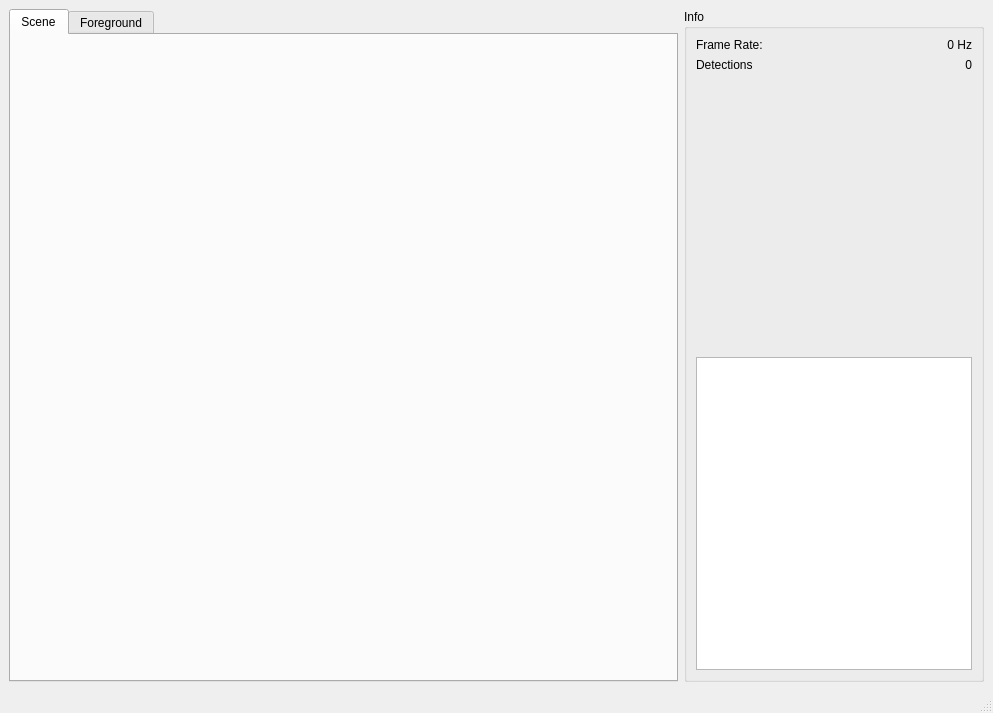
The window that branches/experimental/stacks/bwi/camera_person_detector/include/ui/DetectorViewer.ui (pesantacruz/utexas-ros-pkg) describes before a commit, drawn with Qt 5.
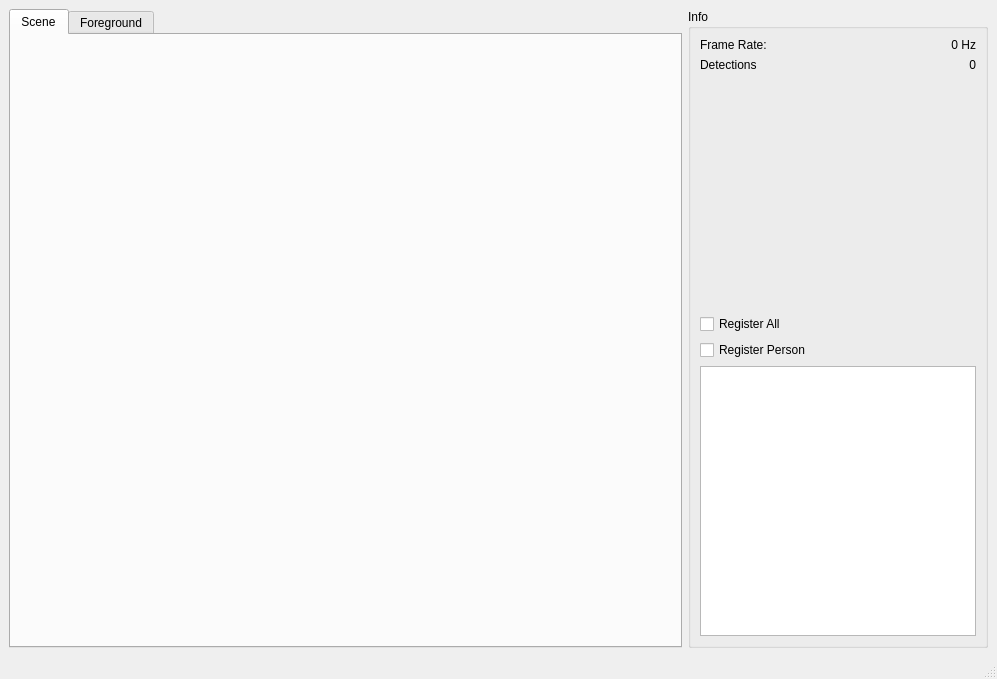
The same window after the commit. Custom widgets are drawn as their Qt base class.

Commit message: Added registration support for the person detector.

The edit to the form file:
```diff
--- a/branches/experimental/stacks/bwi/camera_person_detector/include/ui/DetectorViewer.ui
+++ b/branches/experimental/stacks/bwi/camera_person_detector/include/ui/DetectorViewer.ui
@@ -6,8 +6,8 @@
    <rect>
     <x>0</x>
     <y>0</y>
-    <width>993</width>
-    <height>713</height>
+    <width>997</width>
+    <height>679</height>
    </rect>
   </property>
   <property name="windowTitle">
@@ -98,7 +98,7 @@
          </item>
         </layout>
        </item>
-       <item row="1" column="0">
+       <item row="3" column="0">
         <widget class="QTextEdit" name="txtStats">
          <property name="sizePolicy">
           <sizepolicy hsizetype="Preferred" vsizetype="Preferred">
@@ -108,6 +108,20 @@
          </property>
         </widget>
        </item>
+       <item row="2" column="0">
+        <widget class="QCheckBox" name="cbxRegisterPerson">
+         <property name="text">
+          <string>Register Person</string>
+         </property>
+        </widget>
+       </item>
+       <item row="1" column="0">
+        <widget class="QCheckBox" name="cbxRegisterAll">
+         <property name="text">
+          <string>Register All</string>
+         </property>
+        </widget>
+       </item>
       </layout>
      </widget>
     </item>
```
Left out of the diff: 54 changed lines with no effect on the pictures. The commit also changes 21 other files.
